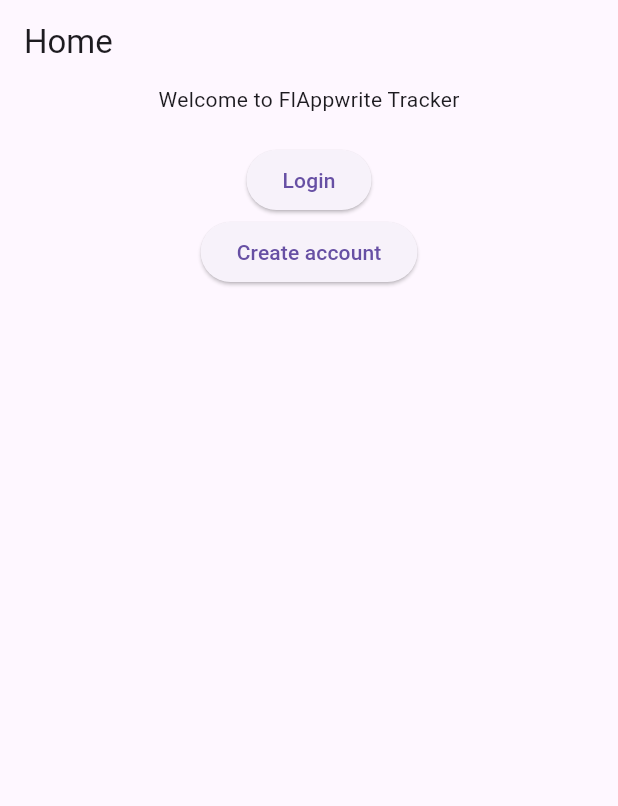
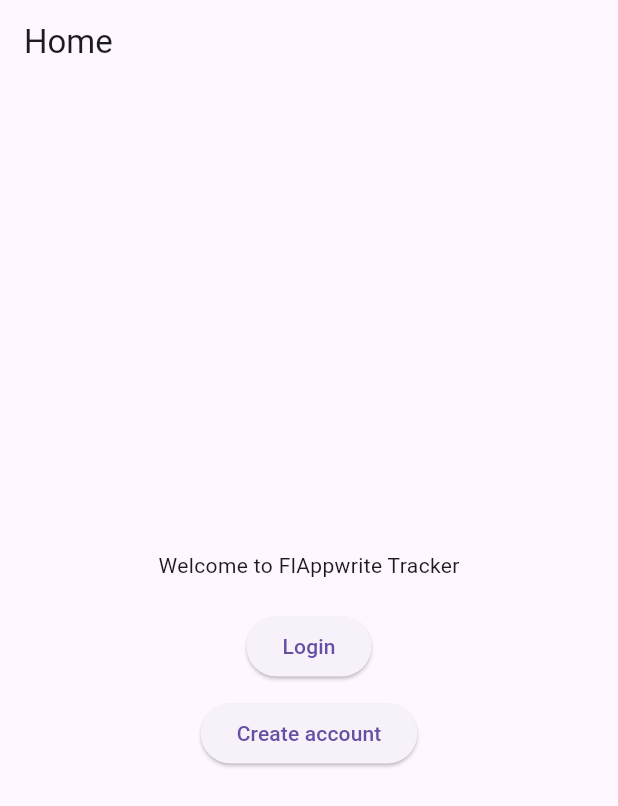
Before and after one commit to lohanidamodar/flappwrite_tracker, a Flutter app: the screen it shows after launch, on a phone screen of 412 x 824 dp. Shown: the top 806 px of the screen. Run offline on Flutter 3.47's test engine with Material 3 defaults, Android fonts, the phone set to English and light mode, and no system bars; our stand-ins replace appwrite, flutter_riverpod, get_it, go_router.

Commit message:
ui updates

```diff
--- a/lib/home_page/home_page.dart
+++ b/lib/home_page/home_page.dart
@@ -13,6 +13,7 @@ class HomePage extends StatelessWidget {
       appBar: AppBar(title: const Text('Home')),
       body: Center(
           child: Column(
+        mainAxisSize: MainAxisSize.min,
         children: [
           const Text('Welcome to FlAppwrite Tracker'),
           const SizedBox(height: 20),
@@ -22,6 +23,7 @@ class HomePage extends StatelessWidget {
             },
             child: const Text('Login'),
           ),
+          const SizedBox(height: 10.0),
           ElevatedButton(
             onPressed: () {
               context.goNamed(SignupScreen.name);
```
